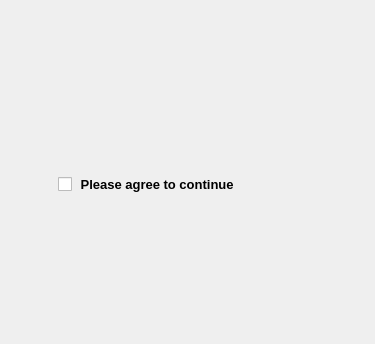
First picture: the form in 0806_mCR_login/authdialog.ui, repository csidon/MyCovidApp, before the edit; both pictures show x 0 to 375 and y 0 to 344 of the 375 by 667 pixel window.
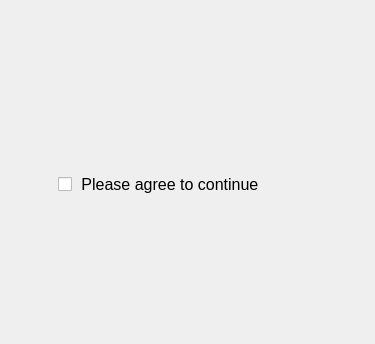
Second picture: the form after the edit. The open tabs and pages were chosen to show the change. Icons and pictures are not drawn.

```diff
--- a/0806_mCR_login/authdialog.ui
+++ b/0806_mCR_login/authdialog.ui
@@ -765,10 +765,14 @@
        <property name="font">
         <font>
          <family>Arial</family>
-         <pointsize>10</pointsize>
-         <bold>true</bold>
+         <pointsize>12</pointsize>
+         <italic>false</italic>
+         <bold>false</bold>
         </font>
        </property>
+       <property name="styleSheet">
+        <string notr="true">font: 12pt &quot;Arial&quot;;</string>
+       </property>
        <property name="text">
         <string> Please agree to continue</string>
        </property>
```
Left out of the diff: 10 changed lines with no effect on the pictures.
